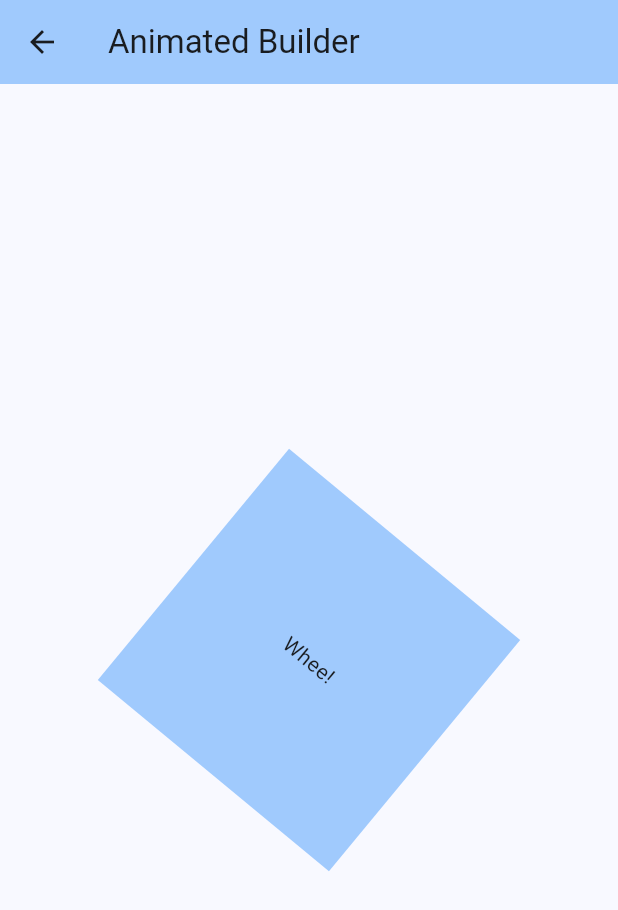
After one commit to wahyukaprawi/learn_flutter_animated, a Flutter app: the screen it shows after launch, after a tap on "Animated Builder", on a phone screen of 412 x 824 dp. The commit adds this screen. Shown: the top 910 px of the screen. Run offline on Flutter 3.47's test engine with Material 3 defaults, Android fonts, the phone set to English and light mode, and no system bars; our stand-ins replace get.

Commit message:
add code animated builder

```diff
--- /dev/null
+++ b/lib/controllers/animated_controller.dart
@@ -0,0 +1,22 @@
+import 'package:flutter/material.dart';
+import 'package:get/get.dart';
+
+class AnimatedController extends GetxController
+    with GetTickerProviderStateMixin {
+  late AnimationController animatedC;
+
+  @override
+  void onInit() {
+    super.onInit();
+    animatedC = AnimationController(
+      duration: const Duration(seconds: 10),
+      vsync: this,
+    )..repeat();
+  }
+
+  @override
+  void onClose() {
+    animatedC.dispose();
+    super.onClose();
+  }
+}
--- /dev/null
+++ b/lib/pages/animated_builder.dart
@@ -0,0 +1,39 @@
+import 'dart:math';
+
+import 'package:flutter/material.dart';
+import 'package:get/get.dart';
+import 'package:learn_flutter_animated/controllers/animated_controller.dart';
+
+class AnimatedBuilderPage extends StatelessWidget {
+  final c = Get.put(AnimatedController());
+  AnimatedBuilderPage({super.key});
+
+  @override
+  Widget build(BuildContext context) {
+    return Scaffold(
+      appBar: AppBar(
+        title: const Text('Animated Builder'),
+        backgroundColor: Theme.of(context).colorScheme.inversePrimary,
+      ),
+      body: Center(
+        child: AnimatedBuilder(
+          animation: c.animatedC,
+          child: Container(
+            width: 200,
+            height: 200,
+            color: Theme.of(context).colorScheme.inversePrimary,
+            child: const Center(
+              child: Text('Whee!'),
+            ),
+          ),
+          builder: (_, child) {
+            return Transform.rotate(
+              angle: c.animatedC.value * 2.0 * pi,
+              child: child,
+            );
+          },
+        ),
+      ),
+    );
+  }
+}
--- a/lib/pages/homepage.dart
+++ b/lib/pages/homepage.dart
@@ -1,5 +1,6 @@
 import 'package:flutter/material.dart';
 import 'package:get/get.dart';
+import '/pages/animated_builder.dart';
 import '/pages/animated_align.dart';
 import '/pages/animated_container.dart';
 import '/pages/animated_crossfade.dart';
@@ -63,6 +64,15 @@ class HomePage extends StatelessWidget {
               ),
               child: const Text('Animated Positioned'),
             ),
+            const SizedBox(
+              height: 20,
+            ),
+            ElevatedButton(
+              onPressed: () => Get.to(
+                () => AnimatedBuilderPage(),
+              ),
+              child: const Text('Animated Builder'),
+            ),
           ],
         ),
       ),
--- a/pubspec.yaml
+++ b/pubspec.yaml
@@ -34,12 +34,6 @@ dependencies:
   get: ^4.6.6
 
 dev_dependencies:
-
-  # The "flutter_lints" package below contains a set of recommended lints to
-  # encourage good coding practices. The lint set provided by the package is
-  # activated in the `analysis_options.yaml` file located at the root of your
-  # package. See that file for information about deactivating specific lint
-  # rules and activating additional ones.
   flutter_lints: ^3.0.0
   flutter_test:
     sdk: flutter
```
